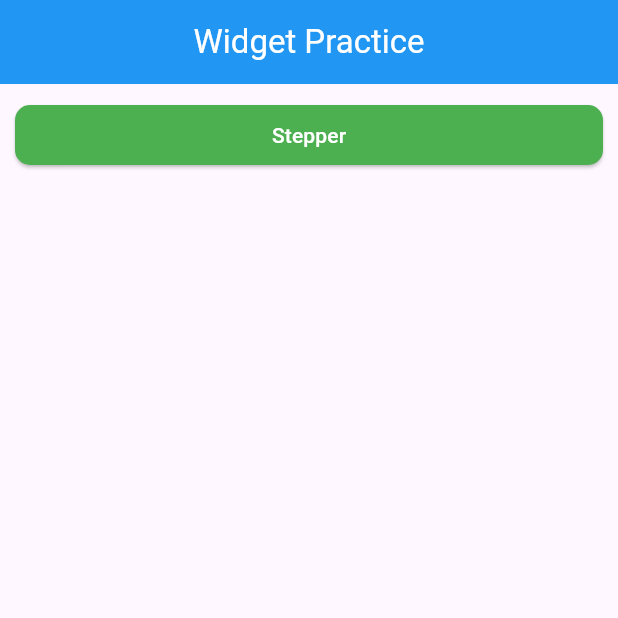
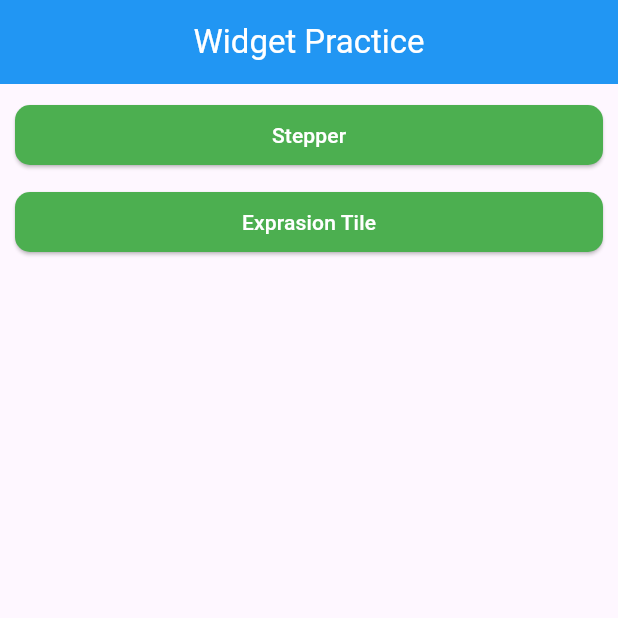
Before and after one commit to Jehadbhuiyan/widgetall, a Flutter app: the screen it shows after launch, on a phone screen of 412 x 824 dp, the top half of it. Run offline on Flutter 3.47's test engine with Material 3 defaults, Android fonts, the phone set to English and light mode, and no system bars.

Commit message:
ExpansionTile

```diff
--- a/lib/home.dart
+++ b/lib/home.dart
@@ -1,5 +1,7 @@
 import 'package:flutter/material.dart';
 import 'package:widgetpracticeall/All%20Widget/Stepper.dart';
+
+import 'All Widget/ExpansionTile.dart';
 
 class Home extends StatefulWidget {
   const Home({super.key});
@@ -27,6 +29,10 @@ class _HomeState extends State<Home> {
               ElevatedButton(onPressed: () {
                 Navigator.push(context, MaterialPageRoute(builder: (context)=>stepper()));
               }, child: Text('Stepper')),
+              SizedBox(height: 10),
+              ElevatedButton(onPressed: () {
+                Navigator.push(context, MaterialPageRoute(builder: (context)=>Expansiontile()));
+              }, child: Text('Exprasion Tile')),
             ],
           ),
         ),
```
